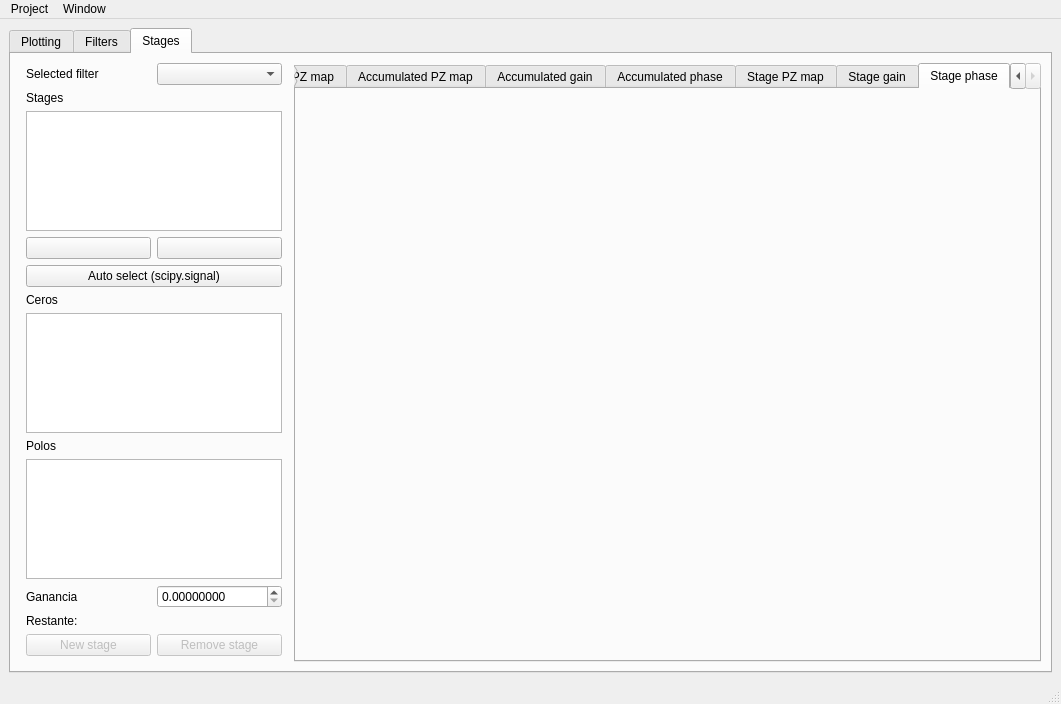
Above: designer/mainwindow.ui from juan-sb/filtertool-tc22 before the change. Below: the same form after it.
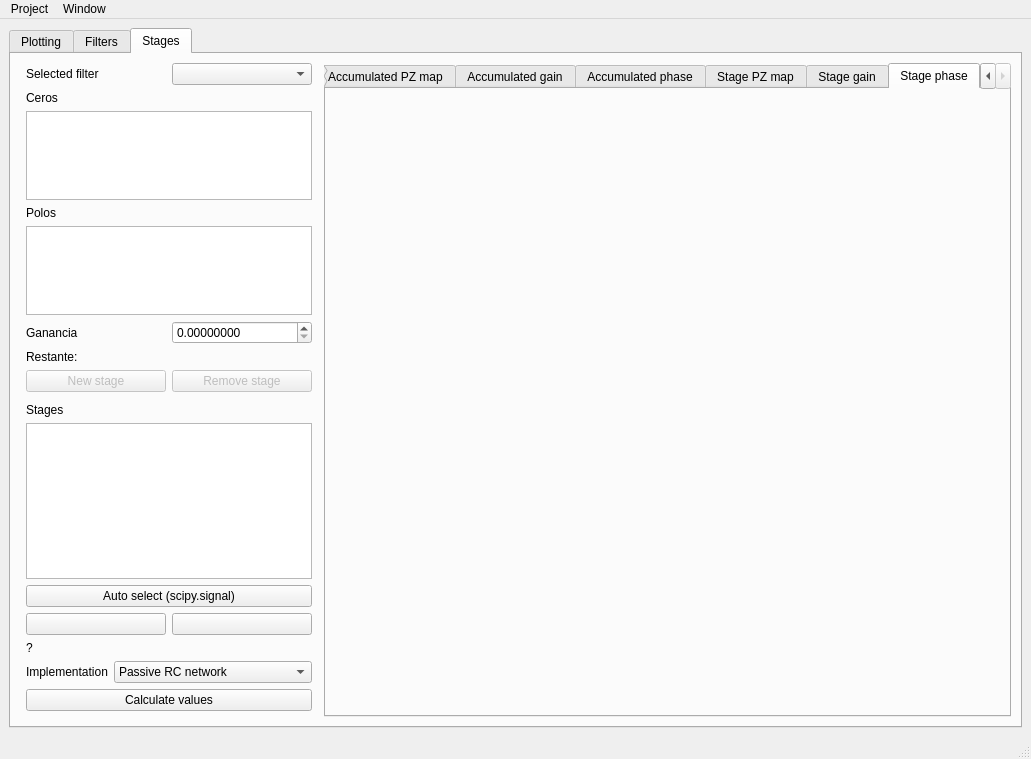
That is the form after the change. The open tabs and pages were chosen to show the change. Icons and pictures are not drawn. Custom widgets are drawn as their Qt base class.

What changed in the file:
```diff
--- a/designer/mainwindow.ui
+++ b/designer/mainwindow.ui
@@ -6,8 +6,8 @@
    <rect>
     <x>0</x>
     <y>0</y>
-    <width>1061</width>
-    <height>704</height>
+    <width>1031</width>
+    <height>759</height>
    </rect>
   </property>
   <property name="acceptDrops">
@@ -2208,184 +2208,6 @@
         <string>Stages</string>
        </attribute>
        <layout class="QGridLayout" name="gridLayout_19" columnstretch="0,0">
-        <item row="0" column="0">
-         <layout class="QGridLayout" name="gridLayout_12" rowstretch="0,0,0,0,0,0,0,0,0,0,0,0,0,0,0,0,0,0">
-          <property name="leftMargin">
-           <number>6</number>
-          </property>
-          <property name="rightMargin">
-           <number>6</number>
-          </property>
-          <property name="bottomMargin">
-           <number>6</number>
-          </property>
-          <item row="9" column="0" colspan="2">
-           <widget class="QLabel" name="label_88">
-            <property name="text">
-             <string>Ceros</string>
-            </property>
-           </widget>
-          </item>
-          <item row="3" column="0" colspan="2">
-           <widget class="QListWidget" name="stages_list"/>
-          </item>
-          <item row="17" column="1">
-           <widget class="QPushButton" name="remove_stage_btn">
-            <property name="enabled">
-             <bool>false</bool>
-            </property>
-            <property name="text">
-             <string>Remove stage</string>
-            </property>
-           </widget>
-          </item>
-          <item row="16" column="0">
-           <widget class="QLabel" name="label_91">
-            <property name="text">
-             <string>Restante: </string>
-            </property>
-           </widget>
-          </item>
-          <item row="13" column="0" colspan="2">
-           <widget class="QListWidget" name="poles_list">
-            <property name="sizePolicy">
-             <sizepolicy hsizetype="Expanding" vsizetype="Expanding">
-              <horstretch>0</horstretch>
-              <verstretch>0</verstretch>
-             </sizepolicy>
-            </property>
-            <property name="selectionMode">
-             <enum>QAbstractItemView::MultiSelection</enum>
-            </property>
-           </widget>
-          </item>
-          <item row="17" column="0">
-           <widget class="QPushButton" name="new_stage_btn">
-            <property name="enabled">
-             <bool>false</bool>
-            </property>
-            <property name="text">
-             <string>New stage</string>
-            </property>
-           </widget>
-          </item>
-          <item row="1" column="0">
-           <widget class="QLabel" name="label_31">
-            <property name="text">
-             <string>Selected filter</string>
-            </property>
-           </widget>
-          </item>
-          <item row="15" column="1">
-           <widget class="QDoubleSpinBox" name="stage_gain_box">
-            <property name="decimals">
-             <number>8</number>
-            </property>
-           </widget>
-          </item>
-          <item row="1" column="1">
-           <widget class="QComboBox" name="stages_selfil_cb"/>
-          </item>
-          <item row="14" column="0">
-           <spacer name="verticalSpacer_10">
-            <property name="orientation">
-             <enum>Qt::Vertical</enum>
-            </property>
-            <property name="sizeHint" stdset="0">
-             <size>
-              <width>20</width>
-              <height>40</height>
-             </size>
-            </property>
-           </spacer>
-          </item>
-          <item row="12" column="0" colspan="2">
-           <widget class="QLabel" name="label_89">
-            <property name="text">
-             <string>Polos</string>
-            </property>
-           </widget>
-          </item>
-          <item row="15" column="0">
-           <widget class="QLabel" name="label_90">
-            <property name="text">
-             <string>Ganancia</string>
-            </property>
-           </widget>
-          </item>
-          <item row="16" column="1">
-           <widget class="QLabel" name="remaining_gain_text">
-            <property name="text">
-             <string/>
-            </property>
-           </widget>
-          </item>
-          <item row="4" column="0">
-           <widget class="QPushButton" name="sswapup_btn">
-            <property name="text">
-             <string/>
-            </property>
-           </widget>
-          </item>
-          <item row="11" column="0" colspan="2">
-           <spacer name="verticalSpacer_8">
-            <property name="orientation">
-             <enum>Qt::Vertical</enum>
-            </property>
-            <property name="sizeHint" stdset="0">
-             <size>
-              <width>20</width>
-              <height>40</height>
-             </size>
-            </property>
-           </spacer>
-          </item>
-          <item row="10" column="0" colspan="2">
-           <widget class="QListWidget" name="zeros_list">
-            <property name="selectionMode">
-             <enum>QAbstractItemView::MultiSelection</enum>
-            </property>
-           </widget>
-          </item>
-          <item row="7" column="0" rowspan="2" colspan="2">
-           <spacer name="verticalSpacer_7">
-            <property name="orientation">
-             <enum>Qt::Vertical</enum>
-            </property>
-            <property name="sizeHint" stdset="0">
-             <size>
-              <width>20</width>
-              <height>40</height>
-             </size>
-            </property>
-           </spacer>
-          </item>
-          <item row="2" column="0" colspan="2">
-           <widget class="QLabel" name="label_87">
-            <property name="text">
-             <string>Stages</string>
-            </property>
-           </widget>
-          </item>
-          <item row="4" column="1">
-           <widget class="QPushButton" name="sswapdown_btn">
-            <property name="text">
-             <string/>
-            </property>
-            <property name="icon">
-             <iconset theme="SP_TitleBarUnshadeButton"/>
-            </property>
-           </widget>
-          </item>
-          <item row="6" column="0" colspan="2">
-           <widget class="QPushButton" name="autoselectstagessp_btn">
-            <property name="text">
-             <string>Auto select (scipy.signal)</string>
-            </property>
-           </widget>
-          </item>
-         </layout>
-        </item>
         <item row="0" column="1">
          <widget class="QTabWidget" name="tabWidget_3">
           <property name="currentIndex">
@@ -2463,6 +2285,274 @@
           </widget>
          </widget>
         </item>
+        <item row="0" column="0">
+         <layout class="QGridLayout" name="gridLayout_12" rowstretch="0,0,0,0,0,0,0,0,0,0,0,0,0,0,0,0,0">
+          <property name="leftMargin">
+           <number>6</number>
+          </property>
+          <property name="rightMargin">
+           <number>6</number>
+          </property>
+          <property name="bottomMargin">
+           <number>6</number>
+          </property>
+          <item row="5" column="0">
+           <widget class="QLabel" name="label_90">
+            <property name="text">
+             <string>Ganancia</string>
+            </property>
+           </widget>
+          </item>
+          <item row="7" column="0">
+           <widget class="QPushButton" name="new_stage_btn">
+            <property name="enabled">
+             <bool>false</bool>
+            </property>
+            <property name="text">
+             <string>New stage</string>
+            </property>
+           </widget>
+          </item>
+          <item row="12" column="0" colspan="2">
+           <widget class="QPushButton" name="autoselectstagessp_btn">
+            <property name="text">
+             <string>Auto select (scipy.signal)</string>
+            </property>
+           </widget>
+          </item>
+          <item row="0" column="1">
+           <widget class="QComboBox" name="stages_selfil_cb"/>
+          </item>
+          <item row="6" column="1">
+           <widget class="QLabel" name="remaining_gain_text">
+            <property name="text">
+             <string/>
+            </property>
+           </widget>
+          </item>
+          <item row="13" column="0">
+           <widget class="QPushButton" name="sswapdown_btn">
+            <property name="text">
+             <string/>
+            </property>
+            <property name="icon">
+             <iconset theme="SP_TitleBarUnshadeButton">
+              <normaloff>.</normaloff>.</iconset>
+            </property>
+           </widget>
+          </item>
+          <item row="10" column="0" colspan="2">
+           <widget class="QListWidget" name="stages_list">
+            <property name="sizePolicy">
+             <sizepolicy hsizetype="Expanding" vsizetype="Expanding">
+              <horstretch>0</horstretch>
+              <verstretch>0</verstretch>
+             </sizepolicy>
+            </property>
+           </widget>
+          </item>
+          <item row="0" column="0">
+           <widget class="QLabel" name="label_31">
+            <property name="text">
+             <string>Selected filter</string>
+            </property>
+           </widget>
+          </item>
+          <item row="7" column="1">
+           <widget class="QPushButton" name="remove_stage_btn">
+            <property name="enabled">
+             <bool>false</bool>
+            </property>
+            <property name="text">
+             <string>Remove stage</string>
+            </property>
+           </widget>
+          </item>
+          <item row="8" column="0">
+           <spacer name="verticalSpacer_3">
+            <property name="orientation">
+             <enum>Qt::Vertical</enum>
+            </property>
+            <property name="sizeHint" stdset="0">
+             <size>
+              <width>20</width>
+              <height>40</height>
+             </size>
+            </property>
+           </spacer>
+          </item>
+          <item row="9" column="0" colspan="2">
+           <widget class="QLabel" name="label_87">
+            <property name="text">
+             <string>Stages</string>
+            </property>
+           </widget>
+          </item>
+          <item row="1" column="0" colspan="2">
+           <widget class="QLabel" name="label_88">
+            <property name="text">
+             <string>Ceros</string>
+            </property>
+           </widget>
+          </item>
+          <item row="4" column="0" colspan="2">
+           <widget class="QListWidget" name="poles_list">
+            <property name="sizePolicy">
+             <sizepolicy hsizetype="Expanding" vsizetype="Expanding">
+              <horstretch>0</horstretch>
+              <verstretch>0</verstretch>
+             </sizepolicy>
+            </property>
+            <property name="minimumSize">
+             <size>
+              <width>0</width>
+              <height>0</height>
+             </size>
+            </property>
+            <property name="maximumSize">
+             <size>
+              <width>16777215</width>
+              <height>125</height>
+             </size>
+            </property>
+            <property name="selectionMode">
+             <enum>QAbstractItemView::MultiSelection</enum>
+            </property>
+           </widget>
+          </item>
+          <item row="6" column="0">
+           <widget class="QLabel" name="label_91">
+            <property name="text">
+             <string>Restante: </string>
+            </property>
+           </widget>
+          </item>
+          <item row="15" column="0" colspan="2">
+           <layout class="QHBoxLayout" name="horizontalLayout_6" stretch="0,1">
+            <item>
+             <widget class="QLabel" name="label_37">
+              <property name="text">
+               <string>Implementation</string>
+              </property>
+             </widget>
+            </item>
+            <item>
+             <widget class="QComboBox" name="si_type_cb">
+              <item>
+               <property name="text">
+                <string>Passive RC network</string>
+               </property>
+              </item>
+              <item>
+               <property name="text">
+                <string>Passive RLC network</string>
+               </property>
+              </item>
+              <item>
+               <property name="text">
+                <string>Integrator/derivator</string>
+               </property>
+              </item>
+              <item>
+               <property name="text">
+                <string>Sallen-Key</string>
+               </property>
+              </item>
+              <item>
+               <property name="text">
+                <string>Rauch / Deliyannis-Friend</string>
+               </property>
+              </item>
+              <item>
+               <property name="text">
+                <string>Double T</string>
+               </property>
+              </item>
+              <item>
+               <property name="text">
+                <string>Sedra-Ghorab-Martin</string>
+               </property>
+              </item>
+              <item>
+               <property name="text">
+                <string>Universal KHN</string>
+               </property>
+              </item>
+              <item>
+               <property name="text">
+                <string>Universal Tow-Thomas</string>
+               </property>
+              </item>
+              <item>
+               <property name="text">
+                <string>Universal Ackerberg-Mossberg</string>
+               </property>
+              </item>
+              <item>
+               <property name="text">
+                <string>Universal Fleischer-Tow</string>
+               </property>
+              </item>
+             </widget>
+            </item>
+           </layout>
+          </item>
+          <item row="3" column="0" colspan="2">
+           <widget class="QLabel" name="label_89">
+            <property name="text">
+             <string>Polos</string>
+            </property>
+           </widget>
+          </item>
+          <item row="13" column="1">
+           <widget class="QPushButton" name="sswapup_btn">
+            <property name="text">
+             <string/>
+            </property>
+           </widget>
+          </item>
+          <item row="5" column="1">
+           <widget class="QDoubleSpinBox" name="stage_gain_box">
+            <property name="decimals">
+             <number>8</number>
+            </property>
+           </widget>
+          </item>
+          <item row="14" column="0" colspan="2">
+           <widget class="QLabel" name="si_info">
+            <property name="maximumSize">
+             <size>
+              <width>16777215</width>
+              <height>20</height>
+             </size>
+            </property>
+            <property name="text">
+             <string>?</string>
+            </property>
+           </widget>
+          </item>
+          <item row="2" column="0" colspan="2">
+           <widget class="QListWidget" name="zeros_list">
+            <property name="maximumSize">
+             <size>
+              <width>16777215</width>
+              <height>125</height>
+             </size>
+            </property>
+            <property name="selectionMode">
+             <enum>QAbstractItemView::MultiSelection</enum>
+            </property>
+           </widget>
+          </item>
+          <item row="16" column="0" colspan="2">
+           <widget class="QPushButton" name="si_calc_btn">
+            <property name="text">
+             <string>Calculate values</string>
+            </property>
+           </widget>
+          </item>
+         </layout>
+        </item>
        </layout>
       </widget>
      </widget>
@@ -2474,8 +2564,8 @@
     <rect>
      <x>0</x>
      <y>0</y>
-     <width>1061</width>
-     <height>21</height>
+     <width>1031</width>
+     <height>26</height>
     </rect>
    </property>
    <widget class="QMenu" name="menuProject">
```
Left out of the diff: 37 changed lines with no effect on the pictures.
